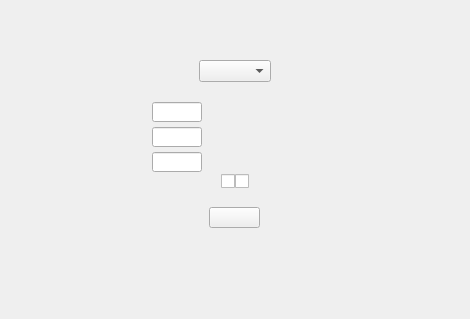
RaphCucul/Image-registration-GUI, file ui/registratetwo.ui: the form before one commit.
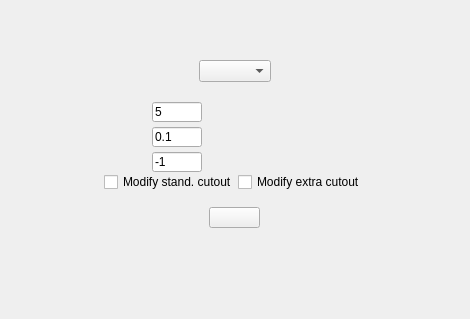
The form after the commit.

Commit message:
RegistrateTwo function changed
start(int i) function was depricated and replaced with callTwo() and callVideo() functions.

Diff of the .ui file:
```diff
--- a/ui/registratetwo.ui
+++ b/ui/registratetwo.ui
@@ -106,6 +106,9 @@
            <height>20</height>
           </size>
          </property>
+         <property name="text">
+          <string>5</string>
+         </property>
         </widget>
        </item>
        <item>
@@ -116,6 +119,9 @@
            <height>20</height>
           </size>
          </property>
+         <property name="text">
+          <string>0.1</string>
+         </property>
         </widget>
        </item>
        <item>
@@ -126,6 +132,9 @@
            <height>20</height>
           </size>
          </property>
+         <property name="text">
+          <string>-1</string>
+         </property>
         </widget>
        </item>
       </layout>
@@ -215,10 +224,18 @@
       </spacer>
      </item>
      <item>
-      <widget class="QCheckBox" name="horizontalAnomaly"/>
+      <widget class="QCheckBox" name="standardCutout">
+       <property name="text">
+        <string>Modify stand. cutout</string>
+       </property>
+      </widget>
      </item>
      <item>
-      <widget class="QCheckBox" name="verticalAnomaly"/>
+      <widget class="QCheckBox" name="extraCutout">
+       <property name="text">
+        <string>Modify extra cutout</string>
+       </property>
+      </widget>
      </item>
      <item>
       <spacer name="horizontalSpacer_4">
```
The commit also changes 1 other file.
